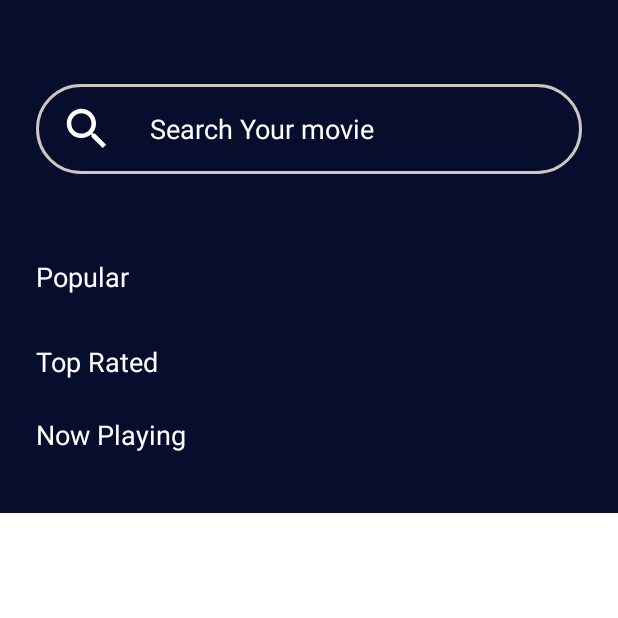
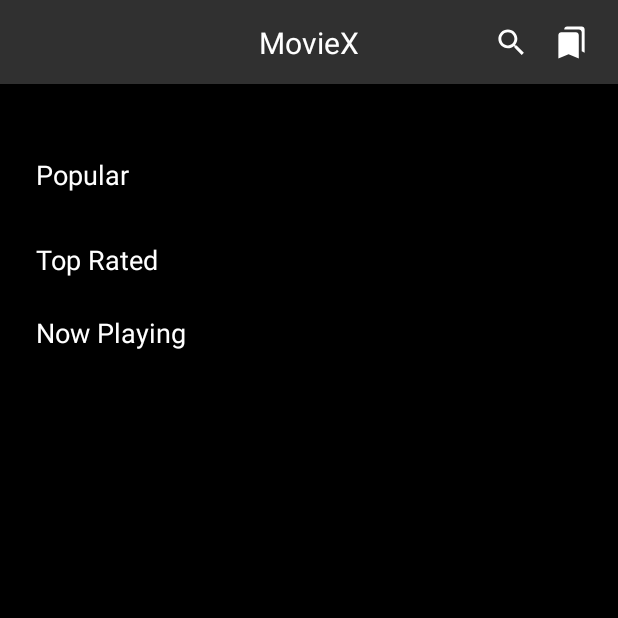
Before and after one commit to shubham423/MovieX, an Android app: the screen it shows after launch (MainActivity), on a phone screen of 412 x 824 dp, the top half of it. Run offline under Robolectric (Android 15) with nearby library versions, the light colour scheme and no system bars; our stand-ins replace Dagger/Hilt's generated code; network calls fail; 3 statements that could not run were skipped.

Commit message:
search movie working

```diff
--- a/app/src/main/java/com/shubham/moviesdb/remote/MoviesApi.kt
+++ b/app/src/main/java/com/shubham/moviesdb/remote/MoviesApi.kt
@@ -50,4 +50,6 @@ interface MoviesApi {
         @Path("person_id") person_id: Int,
         @Query ("api_key") apiKey : String = TMDB_API_KEY
     ): Response<ActorResponse>
+
+
 }
--- a/app/src/main/java/com/shubham/moviesdb/remote/MoviesRepository.kt
+++ b/app/src/main/java/com/shubham/moviesdb/remote/MoviesRepository.kt
@@ -24,4 +24,8 @@ class MoviesRepository @Inject constructor(private val api: MoviesApi) {
     suspend fun getActor(castId: Int): Response<ActorResponse>{
         return api.getActor(castId)
     }
+
+    suspend fun searchMovie(query: String): Response<MovieResponse>{
+        return api.searchMovies(query)
+    }
 }
--- a/app/src/main/java/com/shubham/moviesdb/ui/fragments/MovieDetailsFragment.kt
+++ b/app/src/main/java/com/shubham/moviesdb/ui/fragments/MovieDetailsFragment.kt
@@ -115,7 +115,7 @@ class MovieDetailsFragment : Fragment(), SimilarAdapterCallback,CastAdapterCallb
                     movieTrailerTitle.text = name
                     Glide.with(this)
                         .load(String.format(Constants.YOUTUBE_THUMBNAIL_URL, key))
-                        .apply(RequestOptions.placeholderOf(R.color.violet).centerCrop())
+                        .apply(RequestOptions.placeholderOf(R.color.black_transp).centerCrop())
                         .into(thumbnailTrailer)
                     thumbnailTrailer.requestLayout()
                     thumbnailTrailer.setOnClickListener {
--- a/app/src/main/java/com/shubham/moviesdb/ui/fragments/MoviesFragment.kt
+++ b/app/src/main/java/com/shubham/moviesdb/ui/fragments/MoviesFragment.kt
@@ -43,9 +43,16 @@ class MoviesFragment : Fragment() , MoviesAdapterCallback {
         viewModel.getTopRatedMovies()
         viewModel.getNowPlayingMovies()
         initObservers()
-
+        initClickListeners()
 
     }
+
+    private fun initClickListeners() {
+        binding.homeSearchButton.setOnClickListener {
+            findNavController().navigate(R.id.action_moviesFragment_to_searchFragment)
+        }
+    }
+
     private fun initObservers() {
 
         viewModel.onPopularMoviesResponse.observe(viewLifecycleOwner,{
--- a/app/src/main/java/com/shubham/moviesdb/viewmodels/MoviesViewModel.kt
+++ b/app/src/main/java/com/shubham/moviesdb/viewmodels/MoviesViewModel.kt
@@ -37,6 +37,9 @@ class MoviesViewModel @Inject constructor(
 
     private val _onCastDetailsResponse = MutableLiveData<Response<ActorResponse>>()
     val onCastDetailsResponse: LiveData<Response<ActorResponse>> = _onCastDetailsResponse
+
+    private val _onSearchMoviesResponse = MutableLiveData<Response<MovieResponse>>()
+    val onSearchMoviesResponse: LiveData<Response<MovieResponse>> = _onSearchMoviesResponse
 
     fun getPopularMovies() {
         viewModelScope.launch {
@@ -93,5 +96,11 @@ class MoviesViewModel @Inject constructor(
         }
     }
 
-
+    fun searchMovie(query: String) {
+        viewModelScope.launch {
+            // Coroutine that will be canceled when the ViewModel is cleared.
+            val response = repository.searchMovie(query)
+            _onSearchMoviesResponse.postValue(response)
+        }
+    }
 }
--- /dev/null
+++ b/app/src/main/res/drawable/ic_bookmarks.xml
@@ -0,0 +1,10 @@
+<vector xmlns:android="http://schemas.android.com/apk/res/android"
+    android:width="24dp"
+    android:height="24dp"
+    android:viewportWidth="24"
+    android:viewportHeight="24"
+    android:tint="?attr/colorControlNormal">
+  <path
+      android:fillColor="@android:color/white"
+      android:pathData="M19,18l2,1V3c0,-1.1 -0.9,-2 -2,-2H8.99C7.89,1 7,1.9 7,3h10c1.1,0 2,0.9 2,2v13zM15,5H5c-1.1,0 -2,0.9 -2,2v16l7,-3 7,3V7c0,-1.1 -0.9,-2 -2,-2z"/>
+</vector>
--- /dev/null
+++ b/app/src/main/res/drawable/ic_search.xml
@@ -0,0 +1,10 @@
+<vector xmlns:android="http://schemas.android.com/apk/res/android"
+    android:width="24dp"
+    android:height="24dp"
+    android:viewportWidth="24"
+    android:viewportHeight="24"
+    android:tint="?attr/colorControlNormal">
+  <path
+      android:fillColor="@android:color/white"
+      android:pathData="M15.5,14h-0.79l-0.28,-0.27C15.41,12.59 16,11.11 16,9.5 16,5.91 13.09,3 9.5,3S3,5.91 3,9.5 5.91,16 9.5,16c1.61,0 3.09,-0.59 4.23,-1.57l0.27,0.28v0.79l5,4.99L20.49,19l-4.99,-5zM9.5,14C7.01,14 5,11.99 5,9.5S7.01,5 9.5,5 14,7.01 14,9.5 11.99,14 9.5,14z"/>
+</vector>
--- a/app/src/main/res/layout/fragment_movie_details.xml
+++ b/app/src/main/res/layout/fragment_movie_details.xml
@@ -5,7 +5,7 @@
     android:layout_height="match_parent"
     xmlns:app="http://schemas.android.com/apk/res-auto"
     tools:context=".ui.fragments.MovieDetailsFragment"
-    android:background="@color/violet"
+    android:background="@color/black_transp"
     app:layout_behavior="@string/appbar_scrolling_view_behavior">
 
     <androidx.constraintlayout.widget.ConstraintLayout
--- a/app/src/main/res/layout/fragment_movies.xml
+++ b/app/src/main/res/layout/fragment_movies.xml
@@ -8,40 +8,70 @@
     <androidx.constraintlayout.widget.ConstraintLayout
         android:layout_width="match_parent"
         android:layout_height="match_parent"
-        android:background="@color/violet"
+        android:background="@color/black_transp"
         tools:context=".fragments.MoviesFragment">
 
-        <EditText
-            android:id="@+id/editTextTextPersonName"
-            android:layout_width="0dp"
-            android:layout_height="wrap_content"
-            android:layout_marginStart="24dp"
-            android:layout_marginTop="56dp"
-            android:layout_marginEnd="24dp"
-            android:ems="10"
-            android:inputType="textPersonName"
-            android:paddingStart="16dp"
-            android:drawablePadding="24dp"
-            android:hint="Search Your movie"
-            android:textColorHint="@color/white"
-            android:paddingVertical="4dp"
-            android:drawableStart="@drawable/ic_search"
-            android:background="@drawable/bg_search"
+        <com.google.android.material.appbar.AppBarLayout
+            android:id="@+id/appBarLayout"
+            android:layout_width="match_parent"
+            android:layout_height="?actionBarSize"
+            android:background="#303030"
             app:layout_constraintEnd_toEndOf="parent"
             app:layout_constraintStart_toStartOf="parent"
-            app:layout_constraintTop_toTopOf="parent" />
+            app:layout_constraintTop_toTopOf="parent">
+
+            <androidx.constraintlayout.widget.ConstraintLayout
+                android:layout_width="match_parent"
+                android:layout_height="match_parent">
+
+                <TextView
+                    android:id="@+id/app_title"
+                    android:layout_width="wrap_content"
+                    android:layout_height="wrap_content"
+                    android:text="MovieX"
+                    android:textSize="20sp"
+                    android:textColor="@color/white"
+                    app:layout_constraintBottom_toBottomOf="parent"
+                    app:layout_constraintEnd_toEndOf="parent"
+                    app:layout_constraintStart_toStartOf="parent"
+                    app:layout_constraintTop_toTopOf="parent" />
+
+                <ImageView
+                    android:id="@+id/home_search_button"
+                    android:layout_width="30dp"
+                    android:layout_height="30dp"
+                    android:layout_marginEnd="10dp"
+                    android:padding="3dp"
+                    android:src="@drawable/ic_search"
+                    app:layout_constraintBottom_toBottomOf="parent"
+                    app:layout_constraintEnd_toStartOf="@id/bookmarks"
+                    app:layout_constraintTop_toTopOf="parent" />
+
+                <ImageView
+                    android:id="@+id/bookmarks"
+                    android:layout_width="30dp"
+                    android:layout_height="30dp"
+                    android:layout_marginEnd="16dp"
+                    android:padding="3dp"
+                    android:src="@drawable/ic_bookmarks"
+                    app:layout_constraintBottom_toBottomOf="parent"
+                    app:layout_constraintEnd_toEndOf="parent"
+                    app:layout_constraintTop_toTopOf="parent" />
+
+            </androidx.constraintlayout.widget.ConstraintLayout>
+        </com.google.android.material.appbar.AppBarLayout>
 
         <TextView
             android:id="@+id/textView"
             android:layout_width="wrap_content"
             android:layout_height="wrap_content"
             android:layout_marginStart="24dp"
-            android:layout_marginTop="56dp"
+            android:layout_marginTop="48dp"
             android:text="Popular"
             android:textColor="@color/white"
             android:textSize="18sp"
             app:layout_constraintStart_toStartOf="parent"
-            app:layout_constraintTop_toBottomOf="@+id/editTextTextPersonName" />
+            app:layout_constraintTop_toBottomOf="@+id/appBarLayout" />
 
         <androidx.recyclerview.widget.RecyclerView
             android:id="@+id/rv_popular"
--- a/app/src/main/res/layout/item_similar.xml
+++ b/app/src/main/res/layout/item_similar.xml
@@ -32,7 +32,7 @@
             android:layout_width="50dp"
             android:layout_height="25dp"
             android:alpha="0.2"
-            android:src="@color/violet"
+            android:src="@color/black_transp"
             app:layout_constraintBottom_toBottomOf="@+id/rating_similar"
             app:layout_constraintEnd_toEndOf="parent"
             app:layout_constraintTop_toTopOf="@+id/rating_similar" />
--- a/app/src/main/res/navigation/nav_graph.xml
+++ b/app/src/main/res/navigation/nav_graph.xml
@@ -13,6 +13,9 @@
         <action
             android:id="@+id/action_moviesFragment_to_movieDetailsFragment"
             app:destination="@id/movieDetailsFragment" />
+        <action
+            android:id="@+id/action_moviesFragment_to_searchFragment"
+            app:destination="@id/searchFragment" />
     </fragment>
     <fragment
         android:id="@+id/movieDetailsFragment"
@@ -30,4 +33,8 @@
         android:name="com.shubham.moviesdb.ui.fragments.ActorDetailsFragment"
         android:label="fragment_actor_details"
         tools:layout="@layout/fragment_actor_details" />
+    <fragment
+        android:id="@+id/searchFragment"
+        android:name="com.shubham.moviesdb.ui.fragments.SearchFragment"
+        android:label="SearchFragment" />
 </navigation>
--- a/app/src/main/res/values-night/themes.xml
+++ b/app/src/main/res/values-night/themes.xml
@@ -1,16 +1,19 @@
 <resources xmlns:tools="http://schemas.android.com/tools">
     <!-- Base application theme. -->
     <style name="Theme.MoviesDb" parent="Theme.MaterialComponents.DayNight.NoActionBar">
-        <!-- Primary brand color. -->
-        <item name="colorPrimary">@color/purple_200</item>
+        <item name="colorPrimary">@color/red</item>
         <item name="colorPrimaryVariant">@color/purple_700</item>
-        <item name="colorOnPrimary">@color/black</item>
+        <item name="colorOnPrimary">@color/white</item>
         <!-- Secondary brand color. -->
-        <item name="colorSecondary">@color/teal_200</item>
-        <item name="colorSecondaryVariant">@color/teal_200</item>
-        <item name="colorOnSecondary">@color/black</item>
+        <item name="colorSecondary">@color/red</item>
+        <item name="colorSecondaryVariant">@color/teal_700</item>
+        <item name="colorOnSecondary">@color/white</item>
         <!-- Status bar color. -->
-        <item name="android:statusBarColor" tools:targetApi="l">?attr/colorPrimaryVariant</item>
+        <item name="android:statusBarColor">@android:color/black</item>
         <!-- Customize your theme here. -->
+        <item name="android:windowBackground">@color/black</item>
+        <item name="android:textColor">@color/text_secondary</item>
+        <item name="colorControlNormal">@color/white</item>
+        <item name="android:forceDarkAllowed">false</item>
     </style>
 </resources>
--- a/app/src/main/res/values/colors.xml
+++ b/app/src/main/res/values/colors.xml
@@ -1,12 +1,23 @@
 <?xml version="1.0" encoding="utf-8"?>
 <resources>
     <color name="purple_200">#FFBB86FC</color>
+    <color name="blue">#2979FF</color>
     <color name="purple_500">#FF6200EE</color>
     <color name="purple_700">#FF3700B3</color>
     <color name="teal_200">#FF03DAC5</color>
     <color name="teal_700">#FF018786</color>
-    <color name="black">#FF000000</color>
-    <color name="white">#FFFFFFFF</color>
+    <color name="black">#000000</color>
+    <color name="white">#FFFFFF</color>
+    <color name="gray">#E5E5E5</color>
+    <color name="divider">#6F6B6B</color>
+    <color name="text_primary">#E6E6E6</color>
+    <color name="text_secondary">#B3B3B3</color>
+    <color name="dark_gray">#262626</color>
+    <color name="ripple">#E5E5E5</color>
+    <color name="red">#E50914</color>
+    <color name="black_transparent">#BF000000</color>
+    <color name="bottom_sheet_bg">#2B2B2B</color>
 
+    <color name="black_transp">#BF000000</color>
     <color name="violet">#070D2D</color>
 </resources>
--- a/app/src/main/res/values/themes.xml
+++ b/app/src/main/res/values/themes.xml
@@ -1,18 +1,20 @@
 <resources xmlns:tools="http://schemas.android.com/tools">
     <!-- Base application theme. -->
-    <style name="Theme.MoviesDb" parent="Theme.MaterialComponents.DayNight.DarkActionBar">
+    <style name="Theme.MoviesDb" parent="Theme.MaterialComponents.DayNight.NoActionBar">
         <!-- Primary brand color. -->
-        <item name="colorPrimary">@color/purple_500</item>
+        <item name="colorPrimary">@color/red</item>
         <item name="colorPrimaryVariant">@color/purple_700</item>
         <item name="colorOnPrimary">@color/white</item>
         <!-- Secondary brand color. -->
-        <item name="colorSecondary">@color/teal_200</item>
+        <item name="colorSecondary">@color/red</item>
         <item name="colorSecondaryVariant">@color/teal_700</item>
-        <item name="colorOnSecondary">@color/black</item>
+        <item name="colorOnSecondary">@color/white</item>
         <!-- Status bar color. -->
-        <item name="android:statusBarColor" tools:targetApi="l">?attr/colorPrimaryVariant</item>
-        <item name="windowActionBar">false</item>
-        <item name="windowNoTitle">true</item>
+        <item name="android:statusBarColor">@android:color/black</item>
         <!-- Customize your theme here. -->
+        <item name="android:windowBackground">@color/black</item>
+        <item name="android:textColor">@color/text_secondary</item>
+        <item name="colorControlNormal">@color/white</item>
+        <item name="android:forceDarkAllowed">false</item>
     </style>
 </resources>
```
Also changed, not shown: app/src/main/java/com/shubham/moviesdb/adapters/SearchMovieAdapter.kt (added, +49 -0 lines), app/src/main/java/com/shubham/moviesdb/ui/fragments/SearchFragment.kt (added, +83 -0 lines), app/src/main/res/drawable/ic_arrow_back.xml (added, +11 -0 lines), app/src/main/res/drawable/search_bg.xml (added, +11 -0 lines), app/src/main/res/layout/fragment_search.xml (added, +69 -0 lines), app/src/main/res/layout/item_search.xml (added, +27 -0 lines).
